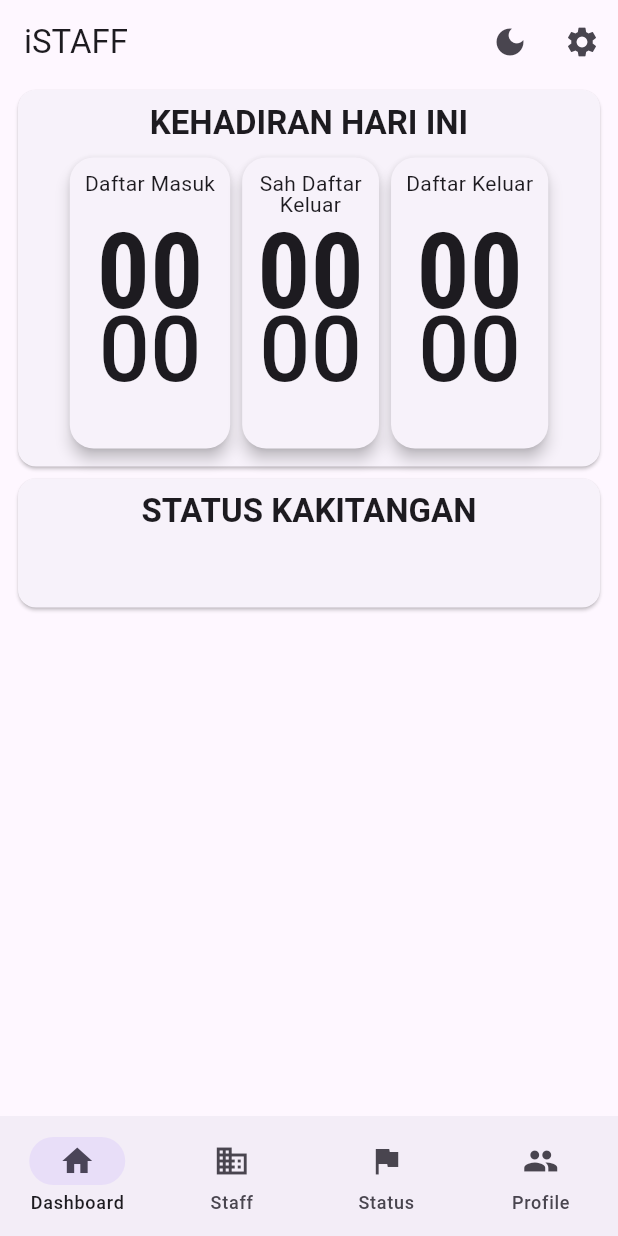
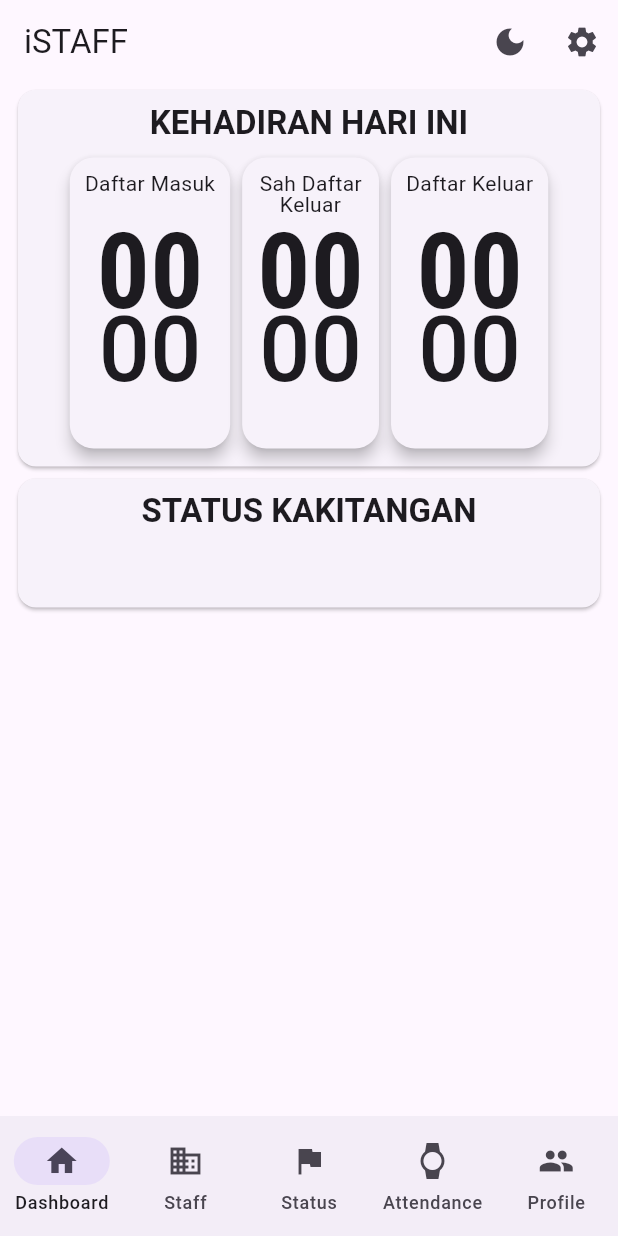
Before and after one commit to nurzaly/FlutteriSTAFF, a Flutter app: the WidgetTree screen opened directly, after a tap on the "light mode" icon, on a phone screen of 412 x 824 dp. Run offline on Flutter 3.47's test engine with Material 3 defaults, Android fonts, the light colour scheme and no system bars; our stand-ins replace cached_network_image, font_awesome_flutter, google_fonts, shared_preferences, shimmer; accounts and stored records are empty; network calls fail.

Commit message:
attendances

```diff
--- a/lib/core/network/api_client.dart
+++ b/lib/core/network/api_client.dart
@@ -62,7 +62,7 @@ class ApiClient {
   }
 
   dynamic _processResponse(http.Response response) {
-    _logResponse(response);
+     _logResponse(response);
 
     final jsonBody = jsonDecode(response.body);
     if (response.statusCode >= 200 && response.statusCode < 300) {
--- /dev/null
+++ b/lib/data/models/attendance_model.dart
@@ -0,0 +1,27 @@
+class Attendance {
+  final int id;
+  final int userId;
+  final DateTime checktime;
+
+  Attendance({
+    required this.id,
+    required this.userId,
+    required this.checktime,
+  });
+
+  factory Attendance.fromJson(Map<String, dynamic> json) {
+    return Attendance(
+      id: json['id'] as int,
+      userId: json['user_id'] as int,
+      checktime: DateTime.parse(json['checktime']),
+    );
+  }
+
+  Map<String, dynamic> toJson() {
+    return {
+      'id': id,
+      'user_id': userId,
+      'checktime': checktime.toIso8601String(),
+    };
+  }
+}
--- a/lib/data/notifiers.dart
+++ b/lib/data/notifiers.dart
@@ -3,5 +3,5 @@
 
 import 'package:flutter/material.dart';
 
-ValueNotifier<int> selectedPageNotifier = ValueNotifier(0);
+ValueNotifier<int> selectedPageNotifier = ValueNotifier(3);
 ValueNotifier<bool> isDarkModeNotifier = ValueNotifier(true);
--- /dev/null
+++ b/lib/views/pages/attendance_page.dart
@@ -0,0 +1,312 @@
+import 'package:flutter/material.dart';
+import 'package:http/http.dart' as http;
+import 'package:intl/intl.dart';
+import 'package:istaff/data/models/attendance_model.dart';
+import 'dart:convert';
+
+import 'package:istaff/data/repositories/attendance_repository.dart';
+
+class AttendancePage extends StatefulWidget {
+  const AttendancePage({Key? key}) : super(key: key);
+
+  @override
+  State<AttendancePage> createState() => _AttendancePageState();
+}
+
+class _AttendancePageState extends State<AttendancePage> {
+  DateTime selectedMonth = DateTime(DateTime.now().year, DateTime.now().month);
+  Map<String, Map<String, String>> attendanceMap = {}; // key: yyyy-MM-dd
+
+  int totalPresent = 0;
+  int totalAbsent = 0;
+  int totalLate = 0;
+
+  @override
+  void initState() {
+    super.initState();
+    _loadAttendanceData();
+  }
+
+  Future<void> _loadAttendanceData() async {
+    final url = Uri.parse(
+      'https://yourdomain.com/api/attendance',
+    ); // replace this URL
+    try {
+      final data = await AttendanceRepository().fetchUserAttendances(
+        selectedMonth.month.toString(), // replace with selectedMonth.year and selectedMonth.month
+      );
+
+      print('Selected month: ${selectedMonth.month.toString()}');
+
+      print('Fetched user statuses: $data');
+
+      final Map<String, List<Attendance>> grouped = {};
+
+      for (var att in data.attendances) {
+        final dateKey = DateFormat('yyyy-MM-dd').format(att.checktime);
+        grouped.putIfAbsent(dateKey, () => []).add(att);
+      }
+
+      // Reset counts
+      totalPresent = 0;
+      totalLate = 0;
+      totalAbsent = 0;
+      attendanceMap.clear();
+
+      grouped.forEach((dateKey, records) {
+        // Sort checktimes
+        records.sort((a, b) => a.checktime.compareTo(b.checktime));
+
+        final checkInTime = records.first.checktime;
+        final checkOutTime = records.last.checktime;
+
+        attendanceMap[dateKey] = {
+          'checkIn': DateFormat('HH:mm').format(checkInTime),
+          'checkOut': DateFormat('HH:mm').format(checkOutTime),
+          'hours': _calculateHours(checkInTime, checkOutTime),
+        };
+
+        totalPresent++;
+
+        final lateThreshold = DateTime(
+          checkInTime.year,
+          checkInTime.month,
+          checkInTime.day,
+          9,
+          1,
+        );
+
+        if (checkInTime.isAfter(lateThreshold)) {
+          totalLate++;
+        }
+      });
+
+      // Count absent days in selected month
+      final currentMonthDays = _getDaysInMonth(selectedMonth);
+      for (var day in currentMonthDays) {
+        final key = DateFormat('yyyy-MM-dd').format(day);
+        if (!attendanceMap.containsKey(key)) {
+          totalAbsent++;
+        }
+      }
+
+      setState(() {});
+    } catch (e) {
+      print('API Error: $e');
+    }
+  }
+
+  String _calculateHours(DateTime checkIn, DateTime checkOut) {
+    final duration = checkOut.difference(checkIn);
+    final hours = duration.inHours;
+    final minutes = duration.inMinutes % 60;
+    return '${hours.toString().padLeft(2, '0')}:${minutes.toString().padLeft(2, '0')}';
+  }
+
+  Widget _buildSummaryItem(String label, int count, Color color) {
+    return Column(
+      children: [
+        Text(
+          '$count',
+          style: TextStyle(
+            fontSize: 20,
+            fontWeight: FontWeight.bold,
+            color: color,
+          ),
+        ),
+        const SizedBox(height: 4),
+        Text(label, style: const TextStyle(fontSize: 14)),
+      ],
+    );
+  }
+
+  @override
+  Widget build(BuildContext context) {
+    final daysInMonth = _getDaysInMonth(selectedMonth);
+
+    return Scaffold(
+      appBar: AppBar(title: const Text('User Attendance')),
+      body: Column(
+        children: [
+          _buildMonthDropdown(),
+          Padding(
+            padding: const EdgeInsets.symmetric(horizontal: 16, vertical: 8),
+            child: Card(
+              elevation: 2,
+              child: Padding(
+                padding: const EdgeInsets.all(12),
+                child: Row(
+                  mainAxisAlignment: MainAxisAlignment.spaceAround,
+                  children: [
+                    _buildSummaryItem("Present", totalPresent, Colors.green),
+                    _buildSummaryItem("Late", totalLate, Colors.orange),
+                    _buildSummaryItem("Absent", totalAbsent, Colors.red),
+                  ],
+                ),
+              ),
+            ),
+          ),
+
+          Expanded(
+            child: ListView.builder(
+              itemCount: daysInMonth.length,
+              itemBuilder: (context, index) {
+                final day = daysInMonth[index];
+                final dayKey = DateFormat('yyyy-MM-dd').format(day);
+                final weekday = DateFormat('E').format(day); // e.g., Mon
+                final isWeekend =
+                    day.weekday == DateTime.saturday ||
+                    day.weekday == DateTime.sunday;
+                final data = attendanceMap[dayKey];
+
+                final isLate =
+                    data != null &&
+                    data['checkIn'] != null &&
+                    DateFormat('HH:mm')
+                        .parse(data['checkIn']!)
+                        .isAfter(DateFormat('HH:mm').parse('09:01'));
+
+                return Container(
+                  color: isWeekend ? Colors.pink : Colors.transparent,
+                  padding: const EdgeInsets.symmetric(
+                    horizontal: 16,
+                    vertical: 8,
+                  ),
+                  child: Card(
+                    elevation: 2,
+                    shape: RoundedRectangleBorder(
+                      borderRadius: BorderRadius.circular(12),
+                    ),
+                    child: Padding(
+                      padding: const EdgeInsets.all(12.0),
+                      child: Row(
+                        children: [
+                          // Left: Day in circle
+                          CircleAvatar(
+                            radius: 24,
+                            backgroundColor: Colors.blue.shade100,
+                            child: Column(
+                              mainAxisAlignment: MainAxisAlignment.center,
+                              children: [
+                                Text(
+                                  '${day.day}',
+                                  style: const TextStyle(
+                                    fontWeight: FontWeight.bold,
+                                  ),
+                                ),
+                                Text(
+                                  weekday,
+                                  style: const TextStyle(fontSize: 12),
+                                ),
+                              ],
+                            ),
+                          ),
+                          const SizedBox(width: 16),
+
+                          // Right side: Check-in/out info
+                          Expanded(
+                            child:
+                                data == null
+                                    ? const Text(
+                                      'Absent',
+                                      style: TextStyle(
+                                        color: Colors.red,
+                                        fontWeight: FontWeight.bold,
+                                      ),
+                                    )
+                                    : Row(
+                                      mainAxisAlignment:
+                                          MainAxisAlignment.spaceBetween,
+                                      children: [
+                                        Row(
+                                          children: [
+                                            const Icon(
+                                              Icons.login,
+                                              size: 20,
+                                              color: Colors.green,
+                                            ),
+                                            const SizedBox(width: 6),
+                                            Text(
+                                              data['checkIn'] ?? '--:--',
+                                              style: TextStyle(
+                                                color:
+                                                    isLate
+                                                        ? Colors.red
+                                                        : Colors.green,
+                                                fontWeight: FontWeight.w600,
+                                              ),
+                                            ),
+                                          ],
+                                        ),
+                                        Row(
+                                          children: [
+                                            const Icon(
+                                              Icons.logout,
+                                              size: 20,
+                                              color: Colors.orange,
+                                            ),
+                                            const SizedBox(width: 6),
+                                            Text(
+                                              data['checkOut'] ?? '--:--',
+                                              style: const TextStyle(
+                                                fontWeight: FontWeight.w600,
+                                              ),
+                                            ),
+                                          ],
+                                        ),
+                                      ],
+                                    ),
+                          ),
+                        ],
+                      ),
+                    ),
+                  ),
+                );
+              },
+            ),
+          ),
+        ],
+      ),
+    );
+  }
+
+  Widget _buildMonthDropdown() {
+    List<DateTime> months = List.generate(
+      12,
+      (i) => DateTime(DateTime.now().year, i + 1),
+    );
+
+    return Padding(
+      padding: const EdgeInsets.all(16.0),
+      child: DropdownButton<DateTime>(
+        isExpanded: true,
+        value: selectedMonth,
+        items:
+            months.map((month) {
+              return DropdownMenuItem<DateTime>(
+                value: month,
+                child: Text(DateFormat('MMMM yyyy').format(month)),
+              );
+            }).toList(),
+        onChanged: (value) {
+          print('Selected month: $value');
+          if (value != null) {
+            setState(() {
+              selectedMonth = value;
+            });
+            _loadAttendanceData(); // re-fetch for new month
+          }
+        },
+      ),
+    );
+  }
+
+  List<DateTime> _getDaysInMonth(DateTime month) {
+    final firstDay = DateTime(month.year, month.month, 1);
+    final lastDay = DateTime(month.year, month.month + 1, 0);
+    return List.generate(
+      lastDay.day,
+      (i) => DateTime(month.year, month.month, i + 1),
+    );
+  }
+}
--- a/lib/views/status/status_page.dart
+++ b/lib/views/status/status_page.dart
@@ -73,8 +73,6 @@ class _StatusPageState extends State<StatusPage> {
       isLoadingStatus = true;
       errorLoadingStatus = false;
     });
-
-    final prefs = await SharedPreferences.getInstance();
 
     try {
       final data = await StatusRepository().fetchUserStatus(selecteYear!);
--- a/lib/views/widget_tree.dart
+++ b/lib/views/widget_tree.dart
@@ -1,5 +1,6 @@
 import 'package:flutter/material.dart';
 import 'package:istaff/data/notifiers.dart';
+import 'package:istaff/views/pages/attendance_page.dart';
 import 'package:istaff/views/pages/home_page.dart';
 import 'package:istaff/views/pages/setting_page.dart';
 import 'package:istaff/views/pages/staff_page.dart';
@@ -7,7 +8,7 @@ import 'package:istaff/views/status/status_page.dart';
 import 'package:istaff/views/widgets/navbar_widget.dart';
 import 'package:istaff/views/pages/profile_page.dart';
 
-List<Widget> pages = [HomePage(), StaffPage(), StatusPage(), ProfilePage()];
+List<Widget> pages = [HomePage(), StaffPage(), StatusPage(), AttendancePage(), ProfilePage()];
 
 class WidgetTree extends StatelessWidget {
   const WidgetTree({super.key});
--- a/lib/views/widgets/navbar_widget.dart
+++ b/lib/views/widgets/navbar_widget.dart
@@ -14,6 +14,7 @@ class NavBarWidget extends StatelessWidget {
           NavigationDestination(icon: Icon(Icons.home), label: 'Dashboard'),
           NavigationDestination(icon: Icon(Icons.business), label: 'Staff'),
           NavigationDestination(icon: Icon(Icons.flag), label: 'Status'),
+          NavigationDestination(icon: Icon(Icons.watch), label: 'Attendance'),
           NavigationDestination(icon: Icon(Icons.people), label: 'Profile'),
         ],
         onDestinationSelected: (int value) {
```
Also changed, not shown: lib/data/models/holiday_model.dart (added, +27 -0 lines), lib/data/repositories/attendance_repository.dart (added, +47 -0 lines).
